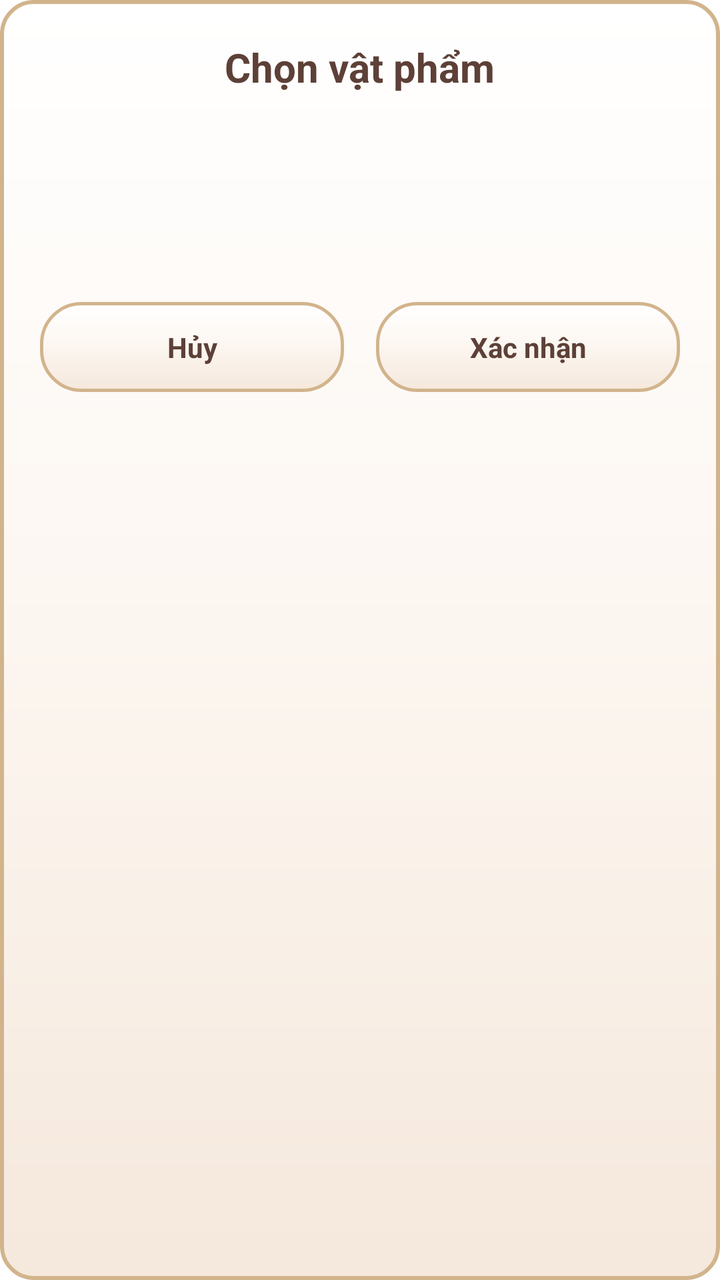
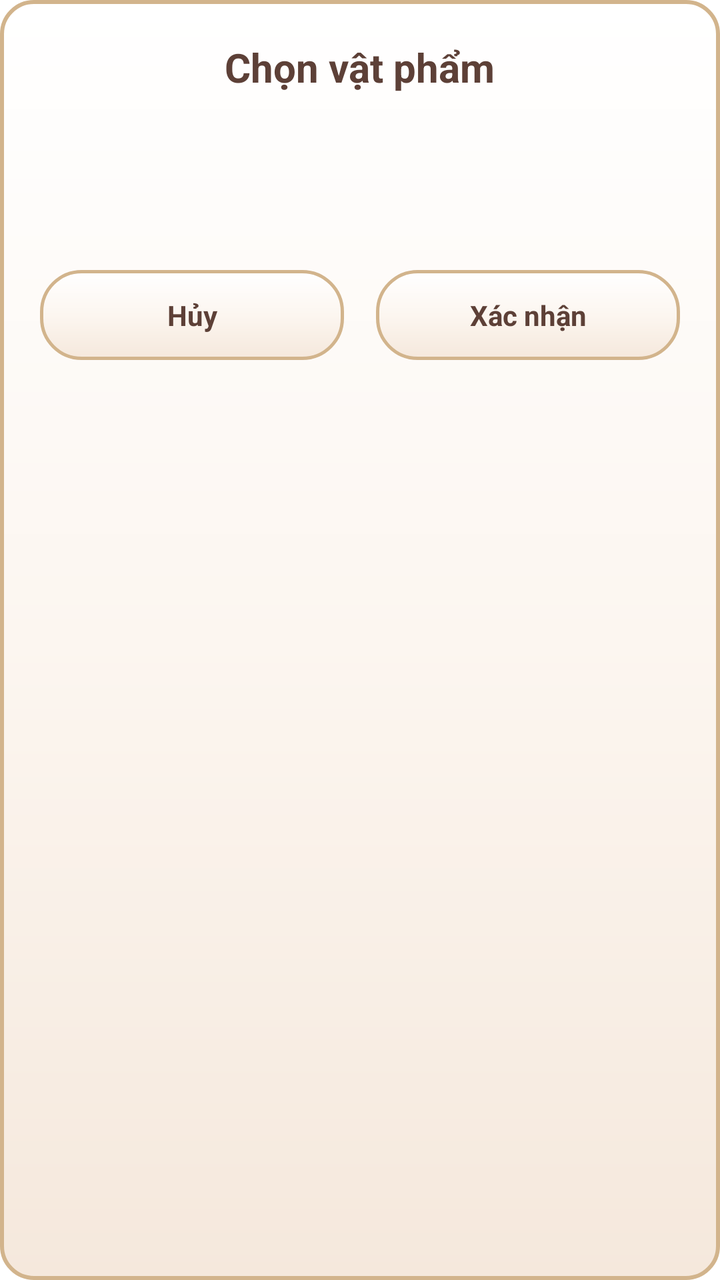

An Android layout rendered at two revisions. The XML below is the earlier revision; the diff shows what the commit changed to produce the second picture.
<!-- AndroidManifest.xml: application theme Theme.ThapHuongGiaTien -->
<!-- res/layout/dialog_altar_items.xml -->
<?xml version="1.0" encoding="utf-8"?>
<LinearLayout xmlns:android="http://schemas.android.com/apk/res/android"
    xmlns:app="http://schemas.android.com/apk/res-auto"
    android:layout_width="match_parent"
    android:layout_height="wrap_content"
    android:background="@drawable/bg_dialog_traditional"
    android:orientation="vertical"
    android:padding="20dp">

    <TextView
        android:id="@+id/txtDialogTitle"
        android:layout_width="wrap_content"
        android:layout_height="wrap_content"
        android:layout_gravity="center_horizontal"
        android:layout_marginBottom="16dp"
        android:text="Chọn vật phẩm"
        android:textColor="#5D4037"
        android:textSize="20sp"
        android:textStyle="bold" />

    <com.google.android.material.tabs.TabLayout
        android:id="@+id/tabLayoutCategories"
        android:layout_width="match_parent"
        android:layout_height="wrap_content"
        android:background="@android:color/transparent"
        app:tabIndicatorColor="#8B4513"
        app:tabIndicatorHeight="3dp"
        app:tabMode="scrollable"
        app:tabSelectedTextColor="#8B4513"
        app:tabTextColor="#A1887F"
        app:tabTextAppearance="@style/TraditionalTabTextAppearance" />

    <HorizontalScrollView
        android:layout_width="match_parent"
        android:layout_height="wrap_content"
        android:layout_marginTop="16dp"
        android:scrollbars="none">

        <LinearLayout
            android:id="@+id/layoutItemsContainer"
            android:layout_width="wrap_content"
            android:layout_height="wrap_content"
            android:gravity="center_vertical"
            android:orientation="horizontal">
            
        </LinearLayout>
    </HorizontalScrollView>

    <LinearLayout
        android:layout_width="match_parent"
        android:layout_height="wrap_content"
        android:layout_marginTop="24dp"
        android:gravity="center"
        android:orientation="horizontal">

        <TextView
            android:id="@+id/btnCancel"
            android:layout_width="0dp"
            android:layout_height="45dp"
            android:layout_marginEnd="8dp"
            android:layout_weight="1"
            android:background="@drawable/bg_action_button"
            android:clickable="true"
            android:focusable="true"
            android:gravity="center"
            android:text="Hủy"
            android:textColor="#5D4037"
            android:textStyle="bold" />

        <TextView
            android:id="@+id/btnOk"
            android:layout_width="0dp"
            android:layout_height="45dp"
            android:layout_marginStart="8dp"
            android:layout_weight="1"
            android:background="@drawable/bg_action_button"
            android:clickable="true"
            android:focusable="true"
            android:gravity="center"
            android:text="Xác nhận"
            android:textColor="#5D4037"
            android:textStyle="bold" />
    </LinearLayout>
</LinearLayout>
<!-- resources referenced by this layout -->
<resources>
  <!-- drawable bg_action_button (drawable) -->
  <?xml version="1.0" encoding="utf-8"?>
  <ripple xmlns:android="http://schemas.android.com/apk/res/android"
      android:color="#208B4513">
      <item>
          <shape android:shape="rectangle">
              <gradient
                  android:startColor="#FFFFFF"
                  android:centerColor="#FCF6F0"
                  android:endColor="#F5E8DC"
                  android:angle="270" />
              <corners android:radius="20dp" />
              <stroke
                  android:width="1.5dp"
                  android:color="#D2B48C" />
          </shape>
      </item>
  </ripple>
  <!-- drawable bg_dialog_traditional (drawable) -->
  <?xml version="1.0" encoding="utf-8"?>
  <shape xmlns:android="http://schemas.android.com/apk/res/android"
      android:shape="rectangle">
      <gradient
          android:startColor="#FFFFFF"
          android:centerColor="#FCF6F0"
          android:endColor="#F5E8DC"
          android:angle="270" />
      <corners android:radius="16dp" />
      <stroke
          android:width="2dp"
          android:color="#D2B48C" />
  </shape>
  <style name="TraditionalTabTextAppearance" parent="TextAppearance.Design.Tab">
          <item name="android:textSize">14sp</item>
          <item name="android:textStyle">bold</item>
          <item name="android:textAllCaps">false</item>
      </style>
  <style name="Theme.ThapHuongGiaTien" parent="Theme.MaterialComponents.DayNight.NoActionBar">
          
          <item name="colorPrimary">@color/purple_500</item>
          <item name="colorPrimaryVariant">@color/purple_700</item>
          <item name="colorOnPrimary">@color/white</item>
          
          <item name="colorSecondary">@color/teal_200</item>
          <item name="colorSecondaryVariant">@color/teal_700</item>
          <item name="colorOnSecondary">@color/black</item>
          
          <item name="android:statusBarColor">@color/white</item>
          <item name="android:windowLightStatusBar">true</item>
          
      </style>
  <color name="purple_500">#FF6200EE</color>
  <color name="purple_700">#FF3700B3</color>
  <color name="white">#FFFFFFFF</color>
  <color name="teal_200">#FF03DAC5</color>
  <color name="teal_700">#FF018786</color>
  <color name="black">#FF000000</color>
</resources>

<!-- the commit's change to res/layout/dialog_altar_items.xml (unified diff, before → after) -->
@@ -12,7 +12,7 @@
         android:layout_width="wrap_content"
         android:layout_height="wrap_content"
         android:layout_gravity="center_horizontal"
-        android:layout_marginBottom="16dp"
+        android:layout_marginBottom="12dp"
         android:text="Chọn vật phẩm"
         android:textColor="#5D4037"
         android:textSize="20sp"
@@ -33,7 +33,7 @@
     <HorizontalScrollView
         android:layout_width="match_parent"
         android:layout_height="wrap_content"
-        android:layout_marginTop="16dp"
+        android:layout_marginTop="12dp"
         android:scrollbars="none">
 
         <LinearLayout
@@ -46,10 +46,22 @@
         </LinearLayout>
     </HorizontalScrollView>
 
+    
+    <TextView
+        android:id="@+id/txtError"
+        android:layout_width="wrap_content"
+        android:layout_height="wrap_content"
+        android:layout_gravity="center_horizontal"
+        android:layout_marginTop="8dp"
+        android:text="Hãy chọn vật phẩm"
+        android:textColor="#FF0000"
+        android:textSize="14sp"
+        android:visibility="gone" />
+
     <LinearLayout
         android:layout_width="match_parent"
         android:layout_height="wrap_content"
-        android:layout_marginTop="24dp"
+        android:layout_marginTop="16dp"
         android:gravity="center"
         android:orientation="horizontal">
 
